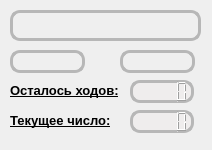
Before: the Qt Designer form NimStrikesBack.ui in Kimiroshi/Cupol, drawn with Qt 5.
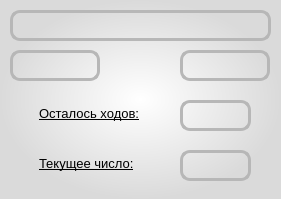
After: the same form once the commit is applied.

What changed in the file:
```diff
--- a/NimStrikesBack.ui
+++ b/NimStrikesBack.ui
@@ -6,30 +6,36 @@
    <rect>
     <x>0</x>
     <y>0</y>
-    <width>212</width>
-    <height>150</height>
+    <width>281</width>
+    <height>199</height>
    </rect>
   </property>
   <property name="windowTitle">
    <string>Ним наносит ответный удар</string>
   </property>
+  <property name="styleSheet">
+   <string notr="true">background-color: qradialgradient(spread:pad, cx:0.5, cy:0.5, radius:0.5, fx:0.5, fy:0.5, stop:0 rgba(255, 255, 255, 255), stop:1 rgba(218, 218, 218, 255));</string>
+  </property>
   <widget class="QLabel" name="now_number_label">
    <property name="geometry">
     <rect>
-     <x>10</x>
-     <y>110</y>
-     <width>111</width>
+     <x>39</x>
+     <y>153</y>
+     <width>141</width>
      <height>21</height>
     </rect>
    </property>
    <property name="font">
     <font>
      <pointsize>10</pointsize>
-     <weight>75</weight>
-     <bold>true</bold>
+     <weight>50</weight>
+     <bold>false</bold>
      <underline>true</underline>
     </font>
    </property>
+   <property name="styleSheet">
+    <string notr="true">background-color: rgba(0,0,0,0)</string>
+   </property>
    <property name="text">
     <string>Текущее число:</string>
    </property>
@@ -37,10 +43,10 @@
   <widget class="QPushButton" name="minus_button">
    <property name="geometry">
     <rect>
-     <x>120</x>
+     <x>180</x>
      <y>50</y>
-     <width>75</width>
-     <height>23</height>
+     <width>90</width>
+     <height>31</height>
     </rect>
    </property>
    <property name="styleSheet">
@@ -62,8 +68,8 @@
     <rect>
      <x>10</x>
      <y>50</y>
-     <width>75</width>
-     <height>23</height>
+     <width>90</width>
+     <height>31</height>
     </rect>
    </property>
    <property name="styleSheet">
@@ -80,47 +86,22 @@
     <string/>
    </property>
   </widget>
-  <widget class="QLCDNumber" name="ostatok_qlcd">
-   <property name="geometry">
-    <rect>
-     <x>130</x>
-     <y>80</y>
-     <width>64</width>
-     <height>23</height>
-    </rect>
-   </property>
-   <property name="styleSheet">
-    <string notr="true">background: rgba(239,237,237,1);
-border-radius: 10px;
-border: 3px solid #b7b7b7;
-</string>
-   </property>
-  </widget>
-  <widget class="QLCDNumber" name="now_number_qlcd">
-   <property name="geometry">
-    <rect>
-     <x>130</x>
-     <y>110</y>
-     <width>64</width>
-     <height>23</height>
-    </rect>
-   </property>
-   <property name="styleSheet">
-    <string notr="true">background: rgba(239,237,237,1);
-border-radius: 10px;
-border: 3px solid #b7b7b7;
-</string>
-   </property>
-  </widget>
   <widget class="QLabel" name="result_label">
    <property name="geometry">
     <rect>
      <x>10</x>
      <y>10</y>
-     <width>191</width>
+     <width>261</width>
      <height>31</height>
     </rect>
    </property>
+   <property name="font">
+    <font>
+     <pointsize>8</pointsize>
+     <weight>50</weight>
+     <bold>false</bold>
+    </font>
+   </property>
    <property name="styleSheet">
     <string notr="true">background: none;
 border-radius: 10px;
@@ -134,24 +115,65 @@
   <widget class="QLabel" name="ostatok_label">
    <property name="geometry">
     <rect>
-     <x>10</x>
-     <y>80</y>
-     <width>111</width>
+     <x>39</x>
+     <y>103</y>
+     <width>141</width>
      <height>21</height>
     </rect>
    </property>
    <property name="font">
     <font>
      <pointsize>10</pointsize>
-     <weight>75</weight>
-     <bold>true</bold>
+     <weight>50</weight>
+     <bold>false</bold>
      <underline>true</underline>
     </font>
    </property>
+   <property name="styleSheet">
+    <string notr="true">background-color: rgba(0,0,0,0)</string>
+   </property>
    <property name="text">
     <string>Осталось ходов:</string>
    </property>
   </widget>
+  <widget class="QLabel" name="ostatok_qlcd">
+   <property name="geometry">
+    <rect>
+     <x>180</x>
+     <y>100</y>
+     <width>71</width>
+     <height>31</height>
+    </rect>
+   </property>
+   <property name="styleSheet">
+    <string notr="true">background: rgba(0, 0, 0, 0);
+border-radius: 10px;
+border: 3px solid #b7b7b7;
+</string>
+   </property>
+   <property name="text">
+    <string/>
+   </property>
+  </widget>
+  <widget class="QLabel" name="now_number_qlcd">
+   <property name="geometry">
+    <rect>
+     <x>180</x>
+     <y>150</y>
+     <width>71</width>
+     <height>31</height>
+    </rect>
+   </property>
+   <property name="styleSheet">
+    <string notr="true">background: rgba(0, 0, 0, 0);
+border-radius: 10px;
+border: 3px solid #b7b7b7;
+</string>
+   </property>
+   <property name="text">
+    <string/>
+   </property>
+  </widget>
  </widget>
  <resources/>
  <connections/>
```
